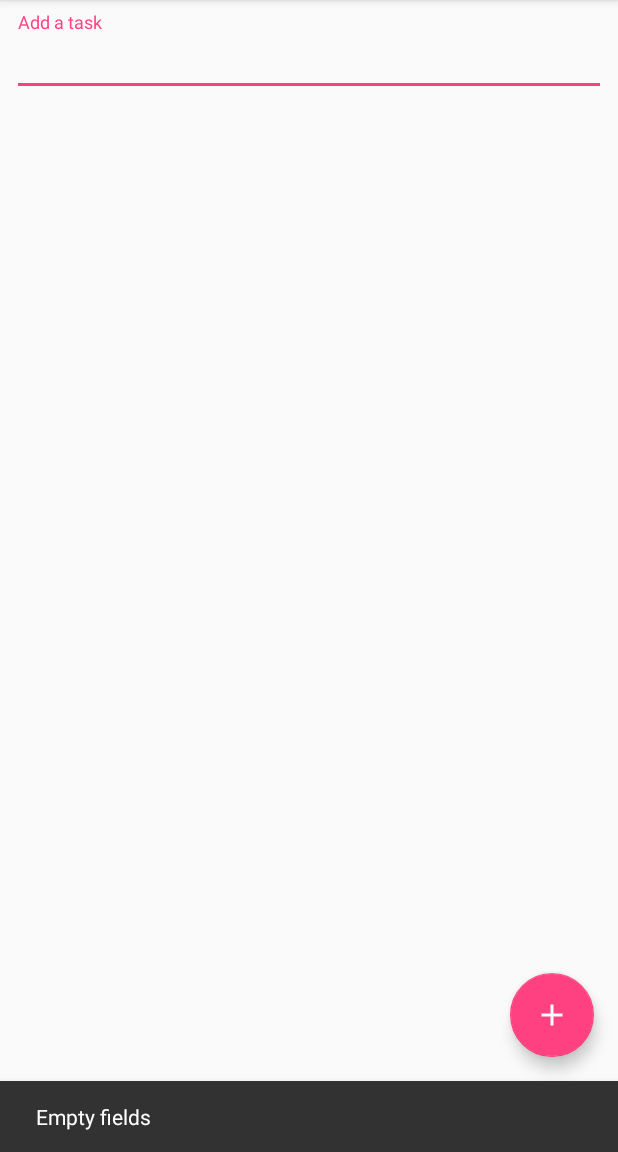
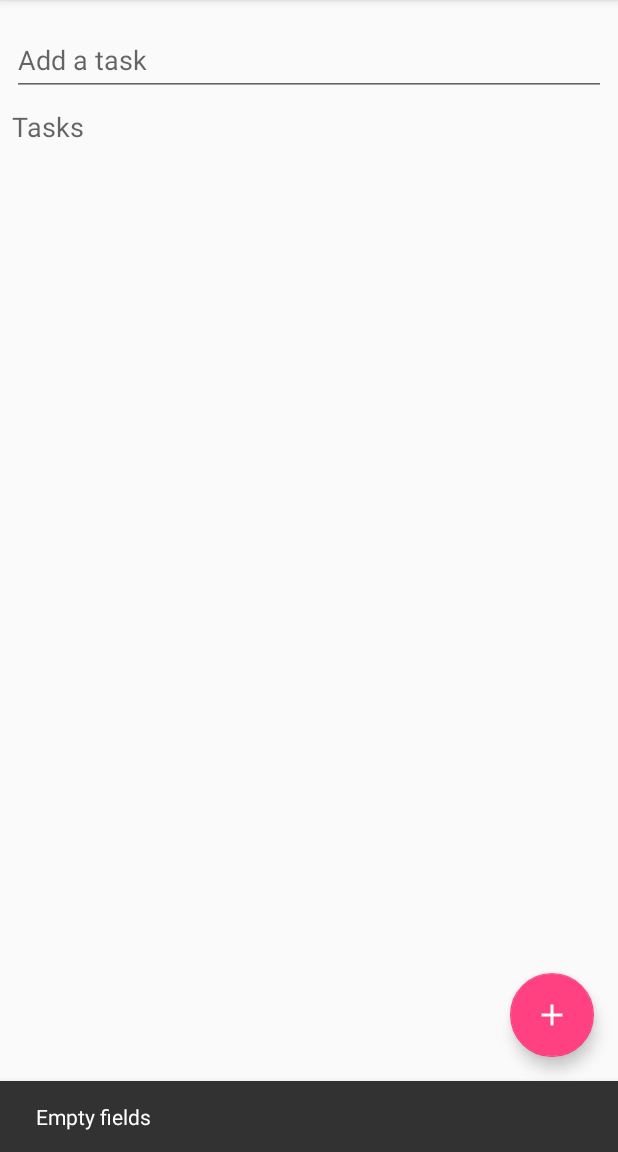
Before and after one commit to maddog05/todolist, an Android app: the screen it shows after launch (MainActivity), after a tap on an icon or button, on a phone screen of 412 x 824 dp, the part 84-1236 px from its top. Run offline under Robolectric (Android 15) with nearby library versions, the phone set to English and light mode, and no system bars; libraries missing offline, so code that uses them is left out: io.realm, io.realm.annotations; 6 statements that could not run were skipped.

Commit message:
DATABASE ADDED
Check LogicDatabaseRealm implementation to the common cases that I have
with Realm

```diff
--- a/app/build.gradle
+++ b/app/build.gradle
@@ -3,6 +3,8 @@ apply plugin: 'com.android.application'
 apply plugin: 'kotlin-android'
 
 apply plugin: 'kotlin-android-extensions'
+
+apply plugin: 'realm-android'
 
 android {
     compileSdkVersion 26
--- a/app/src/main/AndroidManifest.xml
+++ b/app/src/main/AndroidManifest.xml
@@ -3,6 +3,7 @@
     package="com.maddog05.todolist">
 
     <application
+        android:name=".App"
         android:allowBackup="true"
         android:icon="@mipmap/ic_launcher"
         android:label="@string/app_name"
--- /dev/null
+++ b/app/src/main/java/com/maddog05/todolist/App.kt
@@ -0,0 +1,15 @@
+package com.maddog05.todolist
+
+import android.app.Application
+import com.maddog05.todolist.core.LogicProvider
+
+/**
+ * Created by andreetorres on 24/11/17.
+ */
+class App:Application() {
+    override fun onCreate() {
+        super.onCreate()
+        val database = LogicProvider.provideDatabase();
+        database.init(this)
+    }
+}
--- a/app/src/main/java/com/maddog05/todolist/core/database/LogicDatabase.kt
+++ b/app/src/main/java/com/maddog05/todolist/core/database/LogicDatabase.kt
@@ -1,11 +1,14 @@
 package com.maddog05.todolist.core.database
 
+import android.content.Context
 import com.maddog05.todolist.entity.Task
 
 /**
  * Created by andreetorres on 22/11/17.
  */
 interface LogicDatabase {
+    fun init(context: Context)
+
     fun getTasks(): List<Task>
 
     fun addTask(task: Task)
--- a/app/src/main/java/com/maddog05/todolist/core/database/LogicDatabaseRealm.kt
+++ b/app/src/main/java/com/maddog05/todolist/core/database/LogicDatabaseRealm.kt
@@ -1,20 +1,83 @@
 package com.maddog05.todolist.core.database
 
+import android.content.Context
+import com.maddog05.todolist.R
+import com.maddog05.todolist.core.database.table.DBTask
 import com.maddog05.todolist.entity.Task
+import io.realm.Realm
+import io.realm.RealmConfiguration
+import io.realm.RealmMigration
+import io.realm.annotations.RealmModule
 
 /**
  * Created by andreetorres on 22/11/17.
  */
 class LogicDatabaseRealm : LogicDatabase {
+    override fun init(context: Context) {
+        Realm.init(context)
+        Realm.setDefaultConfiguration(getRealmConfiguration(context))
+    }
+
     override fun getTasks(): List<Task> {
-        return ArrayList<Task>()
+        val tasks = ArrayList<Task>()
+        val realm = with()
+        val results = realm
+                .where(DBTask::class.java)
+                .findAll()
+        for (_task in results) {
+            val task: Task = _task.toTask()
+            tasks.add(task)
+        }
+        realm.close()
+        return tasks
     }
 
     override fun addTask(task: Task) {
-
+        val realm = with()
+        realm.executeTransaction {
+            val _task = realm.createObject(DBTask::class.java)
+            _task.date = task.date
+            _task.description = task.description
+        }
+        realm.close()
     }
 
     override fun deleteTask(date: Long) {
+        val realm = with()
+        val toDelete: DBTask? = realm
+                .where(DBTask::class.java)
+                .equalTo(DBTask.FIELD_DATE, date)
+                .findFirst()
+        if (toDelete != null) {
+            realm.executeTransaction {
+                toDelete.deleteFromRealm()
+            }
+        }
+        realm.close()
+    }
 
+    //GENERAL METHODS
+    private fun with(): Realm {
+        return Realm.getDefaultInstance()
     }
+
+    //REALM PRIVATE CONFIGURATIONS
+    private fun getRealmConfiguration(context: Context): RealmConfiguration {
+        return RealmConfiguration.Builder()
+                .modules(ModuleDatabase())
+                .schemaVersion(context.resources.getInteger(R.integer.realm_schema_version).toLong())
+                .migration(getMigration())
+                .build()
+    }
+
+    private fun getMigration(): RealmMigration {
+        return RealmMigration { realm, oldVersion, newVersion ->
+            {
+                //FOR FUTURE RELEASES
+            }
+        }
+    }
+
+    @RealmModule(classes = arrayOf(DBTask::class))
+    class ModuleDatabase
 }
--- a/app/src/main/java/com/maddog05/todolist/ui/MainActivity.kt
+++ b/app/src/main/java/com/maddog05/todolist/ui/MainActivity.kt
@@ -88,8 +88,9 @@ class MainActivity : AppCompatActivity() {
         AlertDialog.Builder(this)
                 .setTitle(R.string.app_name)
                 .setMessage(R.string.dialog_delete_task)
-                .setNegativeButton(R.string.action_cancel) { dialogInterface, p1 -> dialogInterface.dismiss() }
-                .setPositiveButton(R.string.action_delete) { dialogInterface, p1 ->
+                //COMPILER SUGGEST DO THIS (_) FOR UNUSED VALUES IN FUNCTIONS
+                .setNegativeButton(R.string.action_cancel) { dialogInterface, _ -> dialogInterface.dismiss() }
+                .setPositiveButton(R.string.action_delete) { dialogInterface, _ ->
                     dialogInterface.dismiss()
                     removeTask(task.date)
                 }
--- a/app/src/main/res/layout/activity_main.xml
+++ b/app/src/main/res/layout/activity_main.xml
@@ -20,6 +20,8 @@
     <RelativeLayout
         android:layout_width="match_parent"
         android:layout_height="match_parent"
+        android:descendantFocusability="beforeDescendants"
+        android:focusableInTouchMode="true"
         app:layout_behavior="@string/appbar_scrolling_view_behavior">
 
         <android.support.design.widget.TextInputLayout
@@ -40,11 +42,24 @@
                 android:hint="@string/input_add_task" />
         </android.support.design.widget.TextInputLayout>
 
+        <android.support.v7.widget.AppCompatTextView
+            android:id="@+id/tv_field_tasks"
+            style="@style/TextAppearance.AppCompat.Medium"
+            android:layout_width="wrap_content"
+            android:layout_height="wrap_content"
+            android:layout_below="@+id/til_task"
+            android:layout_marginBottom="@dimen/space_between_views"
+            android:layout_marginEnd="@dimen/space_between_views"
+            android:layout_marginLeft="@dimen/space_between_views"
+            android:layout_marginRight="@dimen/space_between_views"
+            android:layout_marginStart="@dimen/space_between_views"
+            android:text="@string/field_tasks" />
+
         <android.support.v7.widget.RecyclerView
             android:id="@+id/rv_tasks"
             android:layout_width="match_parent"
             android:layout_height="match_parent"
-            android:layout_below="@+id/til_task" />
+            android:layout_below="@+id/tv_field_tasks" />
     </RelativeLayout>
 
     <android.support.design.widget.FloatingActionButton
--- /dev/null
+++ b/app/src/main/res/values/integers.xml
@@ -0,0 +1,4 @@
+<?xml version="1.0" encoding="utf-8"?>
+<resources>
+    <integer name="realm_schema_version">1</integer>
+</resources>
--- a/app/src/main/res/values/strings.xml
+++ b/app/src/main/res/values/strings.xml
@@ -5,4 +5,5 @@
     <string name="dialog_delete_task">Do you want to delete this task?</string>
     <string name="action_cancel">Cancel</string>
     <string name="action_delete">Delete</string>
+    <string name="field_tasks">Tasks</string>
 </resources>
--- a/build.gradle
+++ b/build.gradle
@@ -1,7 +1,7 @@
 // Top-level build file where you can add configuration options common to all sub-projects/modules.
 
 buildscript {
-    ext.kotlin_version = '1.1.51'
+    ext.kotlin_version = '1.1.61'
     repositories {
         google()
         jcenter()
@@ -9,7 +9,7 @@ buildscript {
     dependencies {
         classpath 'com.android.tools.build:gradle:3.0.1'
         classpath "org.jetbrains.kotlin:kotlin-gradle-plugin:$kotlin_version"
-
+        classpath "io.realm:realm-gradle-plugin:4.2.0"
         // NOTE: Do not place your application dependencies here; they belong
         // in the individual module build.gradle files
     }
```
Also changed, not shown: app/src/main/java/com/maddog05/todolist/core/database/table/DBTask.kt (added, +27 -0 lines).
